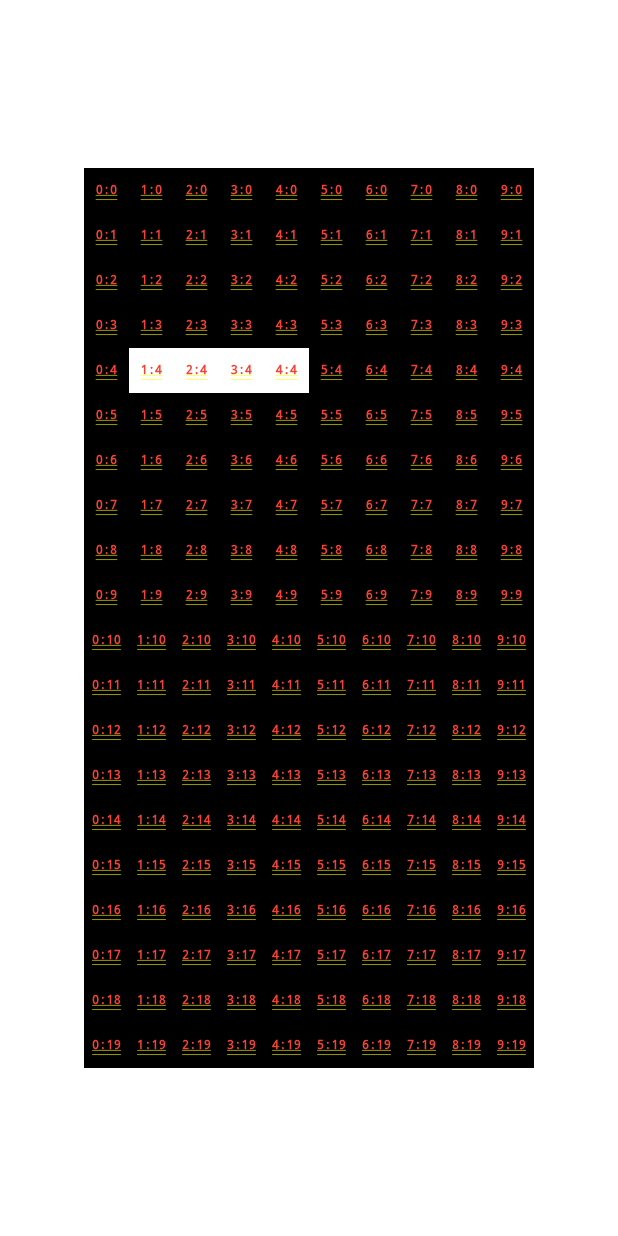
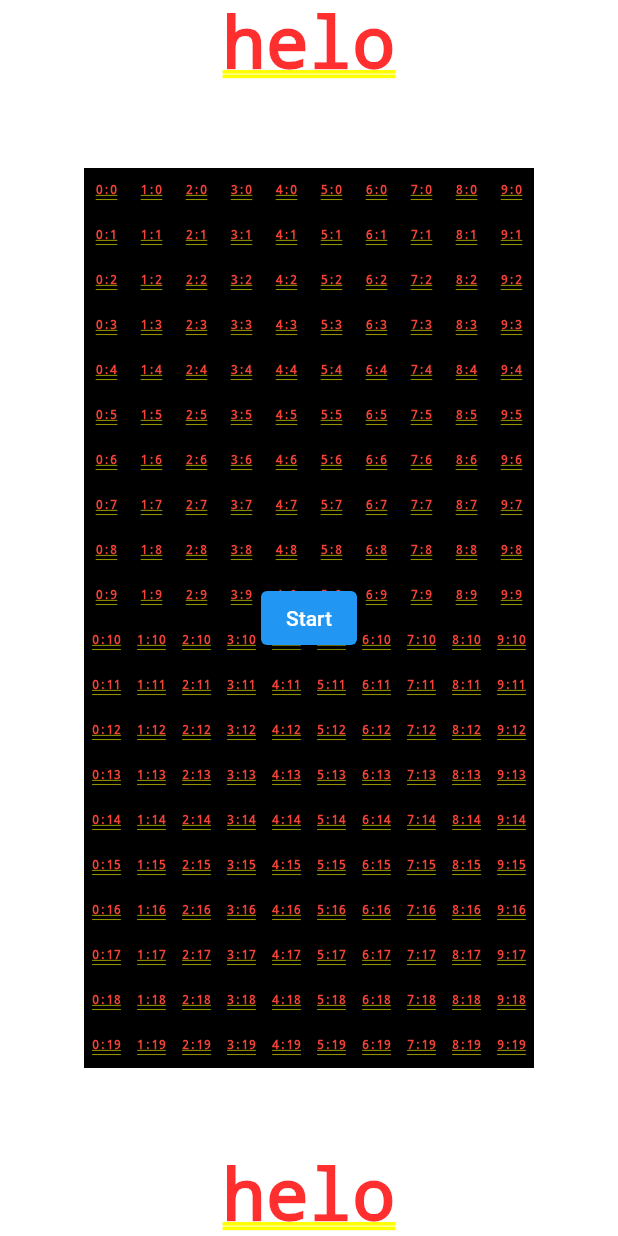
Before and after one commit to fikma/petris, a Flutter app: the screen it shows after launch, on a phone screen of 412 x 824 dp. Run offline on Flutter 3.47's test engine with Material 2 defaults, Android fonts, the phone set to English and light mode, and no system bars.

```diff
--- /dev/null
+++ b/lib/components/baseComponent.dart
@@ -0,0 +1,3 @@
+abstract class BaseComponent {
+  void update();
+}
--- /dev/null
+++ b/lib/components/boardWidgetComponent.dart
@@ -0,0 +1,34 @@
+import 'package:petris/components/baseComponent.dart';
+import 'package:petris/models/boardWidgetModel.dart';
+import 'package:petris/models/gamePageModel.dart';
+import 'package:petris/models/tetrisBlockModel.dart';
+
+import '../logics/tetrisBlockLogic.dart';
+
+class BoardWidgetComponent implements BaseComponent {
+  late TetrisBlockModel state;
+  late BoardWidgetModel boardWidgetModel;
+  late GamePageModel gamePageModel;
+
+  BoardWidgetComponent({
+    required this.gamePageModel,
+    required this.state,
+    required this.boardWidgetModel,
+  }) {
+    gamePageModel.components.add(this);
+  }
+  @override
+  void update() {
+    TetrisBlockLogic.clear(
+      tetrisBlockModel: state,
+      boards: boardWidgetModel.boardList,
+    );
+
+    TetrisBlockLogic.rotate(tetrisBlockModel: state);
+
+    TetrisBlockLogic.setTetrisBlockToBoard(
+      tetrisBlockModel: state,
+      boards: boardWidgetModel.boardList,
+    );
+  }
+}
--- /dev/null
+++ b/lib/components/gamePageComponent.dart
@@ -0,0 +1,23 @@
+import 'dart:async';
+
+import 'package:petris/components/baseComponent.dart';
+import 'package:petris/models/gamePageModel.dart';
+
+class GamePageComponent implements BaseComponent {
+  final GamePageModel pageState;
+
+  GamePageComponent({required this.pageState});
+
+  @override
+  void update() {
+    pageState.loop = Timer.periodic(const Duration(milliseconds: 500), (timer) {
+      if (!pageState.paused) {
+        for (var element in pageState.components) {
+          element.update();
+        }
+      } else {
+        print("paused");
+      }
+    });
+  }
+}
--- a/lib/logics/boardWidgetLogic.dart
+++ b/lib/logics/boardWidgetLogic.dart
@@ -11,8 +11,7 @@ class BoardWidgetLogic {
       List<SingleBlockWidgetModel> temp = [];
       for (var yCount = 0; yCount < 20; yCount++) {
         var model = SingleBlockWidgetModel(
-          position: Point(xCount, yCount),
-        );
+            position: Point(xCount, yCount), color: Colors.black);
         temp.add(model);
       }
       data.add(temp);
@@ -56,7 +55,7 @@ class BoardWidgetLogic {
   static void setSingleBlockCallback(
     int x,
     int y,
-    VoidCallback callback,
+    Function(String) callback,
     List<List<SingleBlockWidgetModel>>? data,
   ) {
     var model = data![x][y];
--- a/lib/logics/tetrisBlockLogic.dart
+++ b/lib/logics/tetrisBlockLogic.dart
@@ -1,6 +1,5 @@
 import 'dart:math';
 
-import 'package:flutter/material.dart';
 import 'package:petris/models/tetrisBlockModel.dart';
 
 import '../models/singleBlockWidgetModel.dart';
@@ -50,11 +49,23 @@ class TetrisBlockLogic {
     required TetrisBlockModel tetrisBlockModel,
     required List<List<SingleBlockWidgetModel>> boards,
   }) {
-    tetrisBlockModel.blocks.forEach((item) {
-      var blockModel = item;
-      blockModel.color = Colors.white;
-      boards[blockModel.position.x.toInt()][blockModel.position.y.toInt()] =
-          blockModel;
-    });
+    for (var item in tetrisBlockModel.blocks) {
+      boards[item.position.x.toInt()][item.position.y.toInt()].color =
+          item.color;
+      boards[item.position.x.toInt()][item.position.y.toInt()]
+          .updateCallback("updated!!!!!");
+    }
+  }
+
+  static void clear({
+    required TetrisBlockModel tetrisBlockModel,
+    required List<List<SingleBlockWidgetModel>> boards,
+  }) {
+    for (var item in tetrisBlockModel.blocks) {
+      int x = item.position.x.toInt();
+      int y = item.position.y.toInt();
+      boards[x][y].color = boards[0][0].color;
+      boards[x][y].updateCallback("updated!!!!!");
+    }
   }
 }
--- a/lib/main.dart
+++ b/lib/main.dart
@@ -1,5 +1,6 @@
 import 'package:flutter/material.dart';
 import 'package:petris/pages/gamePage.dart';
+import 'package:petris/pages/widget/gamePageInheritedWidget.dart';
 
 void main() {
   runApp(const MyApp());
@@ -14,7 +15,7 @@ class MyApp extends StatelessWidget {
       theme: ThemeData(
         primarySwatch: Colors.blue,
       ),
-      home: const GamePage(),
+      home: GamePageInheritedWidget(child: const GamePage()),
     );
   }
 }
--- a/lib/models/countDownWidgetModel.dart
+++ b/lib/models/countDownWidgetModel.dart
@@ -2,7 +2,7 @@ import 'dart:async';
 
 class CountDownWidgetModel {
   late Timer timer;
-  Duration countDownDuration = const Duration(seconds: 1);
+  Duration countDownDuration = const Duration(milliseconds: 500);
   bool hidden = true;
   String text = "Start";
   bool countStarted = false;
--- a/lib/models/gamePageModel.dart
+++ b/lib/models/gamePageModel.dart
@@ -0,0 +1,9 @@
+import 'dart:async';
+
+import 'package:petris/components/baseComponent.dart';
+
+class GamePageModel {
+  late Timer loop;
+  List<BaseComponent> components = [];
+  bool paused = true;
+}
--- a/lib/models/singleBlockWidgetModel.dart
+++ b/lib/models/singleBlockWidgetModel.dart
@@ -5,9 +5,9 @@ import 'package:flutter/material.dart';
 class SingleBlockWidgetModel {
   Point position;
 
-  late final Function updateCallback;
+  late final Function(String) updateCallback;
   final double size = 30.0;
   Color color = Colors.black;
 
-  SingleBlockWidgetModel({required this.position});
+  SingleBlockWidgetModel({required this.position, required this.color});
 }
--- a/lib/models/tetrisBlockModel.dart
+++ b/lib/models/tetrisBlockModel.dart
@@ -1,20 +1,25 @@
 import 'dart:math';
 
+import 'package:flutter/material.dart';
 import 'package:petris/models/singleBlockWidgetModel.dart';
 
 class TetrisBlockModel {
   List<SingleBlockWidgetModel> blocks = [
     SingleBlockWidgetModel(
       position: Point(0, 0),
+      color: Colors.white,
     ),
     SingleBlockWidgetModel(
       position: Point(0, 1),
+      color: Colors.white,
     ),
     SingleBlockWidgetModel(
       position: Point(0, 2),
+      color: Colors.white,
     ),
     SingleBlockWidgetModel(
       position: Point(0, 3),
+      color: Colors.white,
     ),
   ];
 }
--- a/lib/pages/gamePage.dart
+++ b/lib/pages/gamePage.dart
@@ -1,4 +1,7 @@
 import 'package:flutter/material.dart';
+import 'package:petris/components/gamePageComponent.dart';
+import 'package:petris/models/gamePageModel.dart';
+import 'package:petris/pages/widget/CountDownWidget.dart';
 import 'package:petris/pages/widget/boardWidget.dart';
 import 'package:petris/pages/widget/gamePageInheritedWidget.dart';
 
@@ -7,8 +10,23 @@ class GamePage extends StatelessWidget {
 
   @override
   Widget build(BuildContext context) {
-    return GamePageInheritedWidget(
-      child: const BoardWidget(),
+    var state = GamePageInheritedWidget.of(context)!.getGamePageModel;
+    var logic = GamePageComponent(pageState: state);
+
+    logic.update();
+
+    return Stack(
+      children: [
+        Column(
+          mainAxisAlignment: MainAxisAlignment.spaceBetween,
+          children: const [
+            Text("helo"),
+            BoardWidget(),
+            Text("helo"),
+          ],
+        ),
+        CountDownWidget(),
+      ],
     );
   }
 }
--- a/lib/pages/widget/gamePageInheritedWidget.dart
+++ b/lib/pages/widget/gamePageInheritedWidget.dart
@@ -1,6 +1,7 @@
 import 'package:flutter/widgets.dart';
 import 'package:petris/models/boardWidgetModel.dart';
 import 'package:petris/models/countDownWidgetModel.dart';
+import 'package:petris/models/gamePageModel.dart';
 import 'package:petris/models/tetrisBlockModel.dart';
 
 // ioc container untuk gamePage only
@@ -8,12 +9,14 @@ class GamePageInheritedWidget extends InheritedWidget {
   final BoardWidgetModel _boardWidgetModel = BoardWidgetModel();
   final TetrisBlockModel _tetrisBlockModel = TetrisBlockModel();
   final CountDownWidgetModel _countDownWidgetModel = CountDownWidgetModel();
+  final GamePageModel _gamePageModel = GamePageModel();
 
   GamePageInheritedWidget({Key? key, required super.child}) : super(key: key);
 
   BoardWidgetModel get getBoardWidgetModel => _boardWidgetModel;
   TetrisBlockModel get getTetrisBlockModel => _tetrisBlockModel;
   CountDownWidgetModel get getCountDownWidgetModel => _countDownWidgetModel;
+  GamePageModel get getGamePageModel => _gamePageModel;
 
   static GamePageInheritedWidget? of(BuildContext context) {
     return context
```
Also changed, not shown: lib/pages/widget/CountDownWidget.dart (+5 -10 lines), lib/pages/widget/boardWidget.dart (+9 -4 lines), lib/pages/widget/singleBlockWidget.dart (+4 -6 lines).
